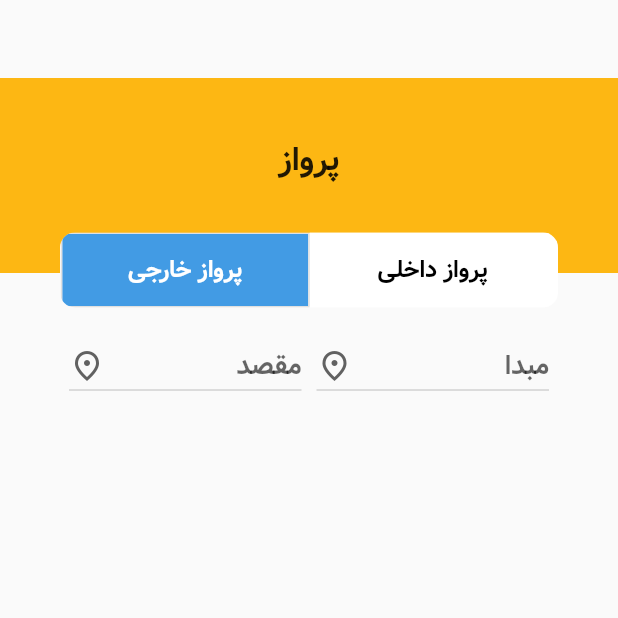
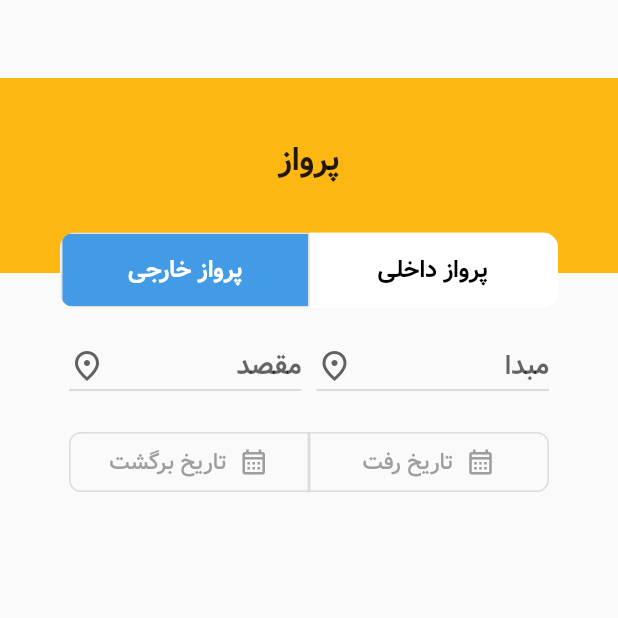
Before and after one commit to SoheilKhorram/alibaba, a Flutter app: the screen it shows after launch, on a phone screen of 412 x 824 dp, the top half of it. Run offline on Flutter 3.47's test engine with Material 2 defaults, Android fonts, the phone set to English and light mode, and no system bars.

Commit message:
adding only the style of the date picker in home screen

```diff
--- a/lib/screens/home_screen.dart
+++ b/lib/screens/home_screen.dart
@@ -164,6 +164,88 @@ class _HomeScreenState extends State<HomeScreen> {
                       ),
                     ],
                   ),
+                  const SizedBox(height: 20),
+                  Row(
+                    mainAxisAlignment: MainAxisAlignment.center,
+                    children: [
+                      SizedBox(
+                        child: Row(
+                          children: [
+                            SizedBox(
+                              width: 160,
+                              height: 40,
+                              child: Directionality(
+                                textDirection: TextDirection.rtl,
+                                child: OutlinedButton.icon(
+                                  icon: const Icon(
+                                    Icons.calendar_month_outlined,
+                                    color: Colors.grey,
+                                    size: 20,
+                                  ),
+                                  label: const Text(
+                                    "تاریخ برگشت",
+                                    style: TextStyle(
+                                      color: Colors.grey,
+                                      fontFamily: 'Vazir',
+                                      fontSize: 15,
+                                    ),
+                                  ),
+                                  onPressed: () {},
+                                  style: ButtonStyle(
+                                    shape: MaterialStateProperty.all(
+                                      const RoundedRectangleBorder(
+                                        borderRadius: BorderRadius.only(
+                                          bottomLeft: Radius.circular(8),
+                                          bottomRight: Radius.circular(0),
+                                          topLeft: Radius.circular(8),
+                                          topRight: Radius.circular(0),
+                                        ),
+                                      ),
+                                    ),
+                                  ),
+                                ),
+                              ),
+                            ),
+                            SizedBox(
+                              width: 160,
+                              height: 40,
+                              child: Directionality(
+                                textDirection: TextDirection.rtl,
+                                child: OutlinedButton.icon(
+                                  icon: const Icon(
+                                    Icons.calendar_month_outlined,
+                                    color: Colors.grey,
+                                    size: 20,
+                                  ),
+                                  label: const Text(
+                                    "تاریخ رفت",
+                                    style: TextStyle(
+                                      color: Colors.grey,
+                                      fontFamily: 'Vazir',
+                                      fontSize: 15,
+                                    ),
+                                  ),
+                                  onPressed: () {},
+                                  style: ButtonStyle(
+                                    shape: MaterialStateProperty.all(
+                                      const RoundedRectangleBorder(
+                                        borderRadius: BorderRadius.only(
+                                          bottomLeft: Radius.circular(0),
+                                          bottomRight: Radius.circular(8),
+                                          topLeft: Radius.circular(0),
+                                          topRight: Radius.circular(8),
+                                        ),
+                                      ),
+                                    ),
+                                  ),
+                                ),
+                              ),
+                            ),
+                          ],
+                        ),
+                      )
+                    ],
+                  )
                 ],
               ),
             ),
```
